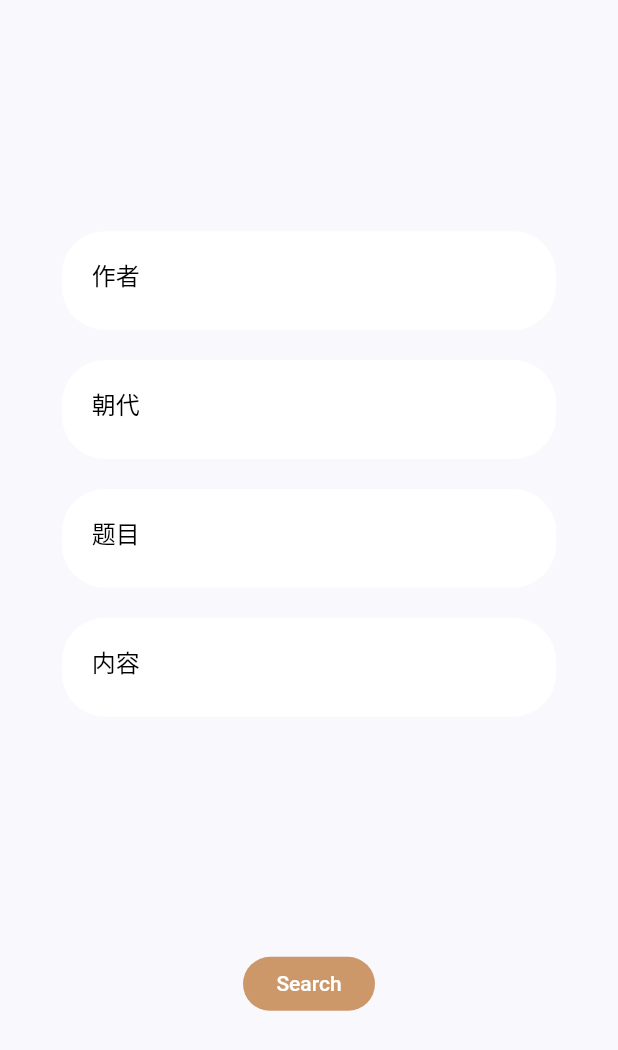
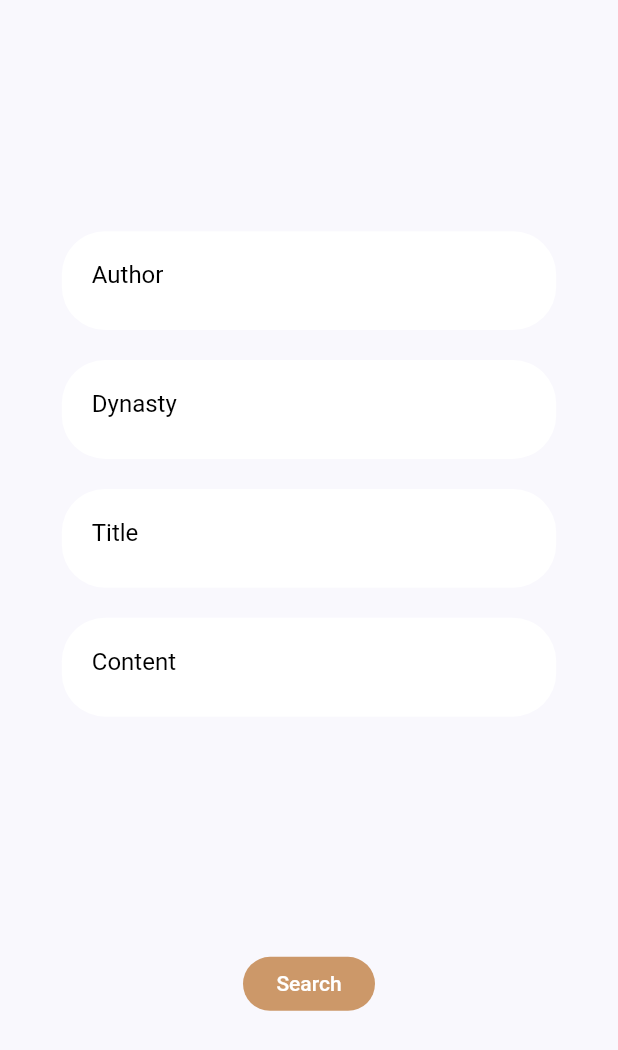
Before and after one commit to dmrasf/Verses, a Flutter app: the screen it shows after launch, after a tap on "Search", on a phone screen of 412 x 824 dp. Shown: the top 1050 px of the screen. Run offline on Flutter 3.47's test engine with Material 2 defaults, Android fonts, the phone set to English and light mode, and no system bars; our stand-ins replace flutter_svg; network calls fail.

Commit message:
支持中文和英语

```diff
--- a/lib/contants.dart
+++ b/lib/contants.dart
@@ -1,4 +1,5 @@
 import 'package:flutter/material.dart';
+import 'package:flutter/foundation.dart' show SynchronousFuture;
 
 const kPirmaryColor = Color(0xFFCC9869);
 const kTextColor = Color(0xFF3C4046);
@@ -22,3 +23,83 @@ const Map themeColor = {
     "backgroundColor": Color(0xFFF9F8FD),
   },
 };
+
+class VersesLocalizations {
+  final Locale locale;
+
+  VersesLocalizations(this.locale);
+
+  static VersesLocalizations of(BuildContext context) {
+    return Localizations.of<VersesLocalizations>(context, VersesLocalizations);
+  }
+
+  static Map<String, Map<String, String>> _localizedValues = {
+    'en': {
+      'heading': 'Search Verses',
+      'search': 'Search',
+      'todayPoetry': 'Today Poetry',
+      'change': 'Change',
+      'author': 'Author',
+      'dynasty': 'Dynasty',
+      'title': 'Title',
+      'content': 'Content',
+    },
+    'zh': {
+      'heading': '诗词搜索',
+      'search': '搜索',
+      'todayPoetry': '今日诗词',
+      'change': '下一首',
+      'author': '作者',
+      'dynasty': '朝代',
+      'title': '题目',
+      'content': '内容',
+    },
+  };
+
+  String get heading {
+    return _localizedValues[locale.languageCode]['heading'];
+  }
+
+  String get search {
+    return _localizedValues[locale.languageCode]['search'];
+  }
+
+  String get todayPoetry {
+    return _localizedValues[locale.languageCode]['todayPoetry'];
+  }
+
+  String get change {
+    return _localizedValues[locale.languageCode]['change'];
+  }
+
+  String get author {
+    return _localizedValues[locale.languageCode]['author'];
+  }
+
+  String get dynasty {
+    return _localizedValues[locale.languageCode]['dynasty'];
+  }
+
+  String get title {
+    return _localizedValues[locale.languageCode]['title'];
+  }
+
+  String get content {
+    return _localizedValues[locale.languageCode]['content'];
+  }
+}
+
+class VersesLocalizationsDelegate extends LocalizationsDelegate<VersesLocalizations> {
+  const VersesLocalizationsDelegate();
+
+  @override
+  bool isSupported(Locale locale) => ['zh', 'en'].contains(locale.languageCode);
+
+  @override
+  Future<VersesLocalizations> load(Locale locale) {
+    return new SynchronousFuture<VersesLocalizations>(new VersesLocalizations(locale));
+  }
+
+  @override
+  bool shouldReload(VersesLocalizationsDelegate old) => false;
+}
--- a/lib/main.dart
+++ b/lib/main.dart
@@ -2,13 +2,13 @@ import 'package:flutter/material.dart';
 import 'package:Verses/contants.dart';
 import 'package:Verses/screens/home/home_screen.dart';
 import 'package:provider/provider.dart';
+import 'package:flutter_localizations/flutter_localizations.dart';
 
 void main() {
   runApp(MyApp());
 }
 
 class MyApp extends StatelessWidget {
-  // This widget is the root of your application.
   @override
   Widget build(BuildContext context) {
     return MultiProvider(
@@ -21,6 +21,17 @@ class MyApp extends StatelessWidget {
           return MaterialApp(
             title: 'Verses',
             debugShowCheckedModeBanner: false,
+            localizationsDelegates: [
+              const VersesLocalizationsDelegate(),
+              // 本地化字符串
+              GlobalMaterialLocalizations.delegate,
+              // widget 文本默认方向
+              GlobalWidgetsLocalizations.delegate,
+            ],
+            supportedLocales: [
+              const Locale('zh', 'CN'),
+              const Locale('en', 'US'),
+            ],
             theme: ThemeData(
               scaffoldBackgroundColor: themeColor[themeId]["backgroundColor"],
               primaryColor: themeColor[themeId]["primaryColor"],
--- a/lib/screens/home/components/title_and_search.dart
+++ b/lib/screens/home/components/title_and_search.dart
@@ -33,7 +33,7 @@ class TitleAndSearch extends StatelessWidget {
           bottom: size.width * 0.28,
           child: Center(
             child: Text(
-              'Search Verses',
+              VersesLocalizations.of(context).heading,
               style: TextStyle(
                 fontWeight: FontWeight.bold,
                 fontSize: 30,
@@ -59,7 +59,7 @@ class TitleAndSearch extends StatelessWidget {
               },
               child: Row(children: [
                 Text(
-                  "Search",
+                  VersesLocalizations.of(context).search,
                   style: TextStyle(
                     fontSize: 15,
                   ),
--- a/lib/screens/home/components/today_and_more.dart
+++ b/lib/screens/home/components/today_and_more.dart
@@ -20,7 +20,7 @@ class TodayPoetryAndMore extends StatelessWidget {
           Padding(
             padding: EdgeInsets.only(left: kDefaultPadding / 4),
             child: Text(
-              "Today Poetry",
+              VersesLocalizations.of(context).todayPoetry,
               style: TextStyle(fontSize: 20, fontWeight: FontWeight.bold),
             ),
           ),
@@ -28,7 +28,7 @@ class TodayPoetryAndMore extends StatelessWidget {
           FlatButton(
             shape: RoundedRectangleBorder(borderRadius: BorderRadius.circular(20)),
             child: Text(
-              "Change",
+              VersesLocalizations.of(context).change,
               style: TextStyle(
                 color: Colors.white,
               ),
--- a/lib/screens/search/components/search_and_poetry.dart
+++ b/lib/screens/search/components/search_and_poetry.dart
@@ -32,7 +32,7 @@ class SearchPoetry extends StatelessWidget {
             controller: myControllerAuthor,
             focusNode: myFocusNodeAuthor,
             decoration: InputDecoration(
-              hintText: "作者",
+              hintText: VersesLocalizations.of(context).author,
               hintStyle: TextStyle(
                 color: Colors.black,
               ),
@@ -46,7 +46,7 @@ class SearchPoetry extends StatelessWidget {
             controller: myControllerDynasty,
             focusNode: myFocusNodeDynasty,
             decoration: InputDecoration(
-              hintText: "朝代",
+              hintText: VersesLocalizations.of(context).dynasty,
               hintStyle: TextStyle(
                 color: Colors.black,
               ),
@@ -60,7 +60,7 @@ class SearchPoetry extends StatelessWidget {
             controller: myControllerTitle,
             focusNode: myFocusNodeTitle,
             decoration: InputDecoration(
-              hintText: "题目",
+              hintText: VersesLocalizations.of(context).title,
               hintStyle: TextStyle(
                 color: Colors.black,
               ),
@@ -74,7 +74,7 @@ class SearchPoetry extends StatelessWidget {
             controller: myControllerContent,
             focusNode: myFocusNodeContent,
             decoration: InputDecoration(
-              hintText: "内容",
+              hintText: VersesLocalizations.of(context).content,
               hintStyle: TextStyle(
                 color: Colors.black,
               ),
--- a/lib/screens/search/search_screen.dart
+++ b/lib/screens/search/search_screen.dart
@@ -33,7 +33,7 @@ class SearchScreen extends StatelessWidget {
             FlatButton(
               shape: RoundedRectangleBorder(borderRadius: BorderRadius.circular(20)),
               child: Text(
-                "Search",
+                VersesLocalizations.of(context).search,
                 style: TextStyle(
                   color: Colors.white,
                 ),
--- a/pubspec.yaml
+++ b/pubspec.yaml
@@ -22,6 +22,8 @@ environment:
 
 dependencies:
   flutter:
+    sdk: flutter
+  flutter_localizations:
     sdk: flutter
 
 
```
Also changed, not shown: pubspec.lock.
